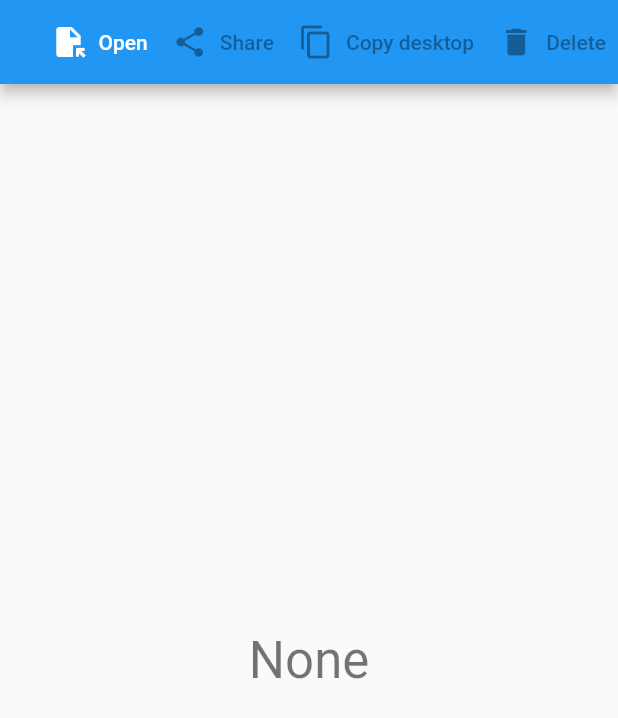
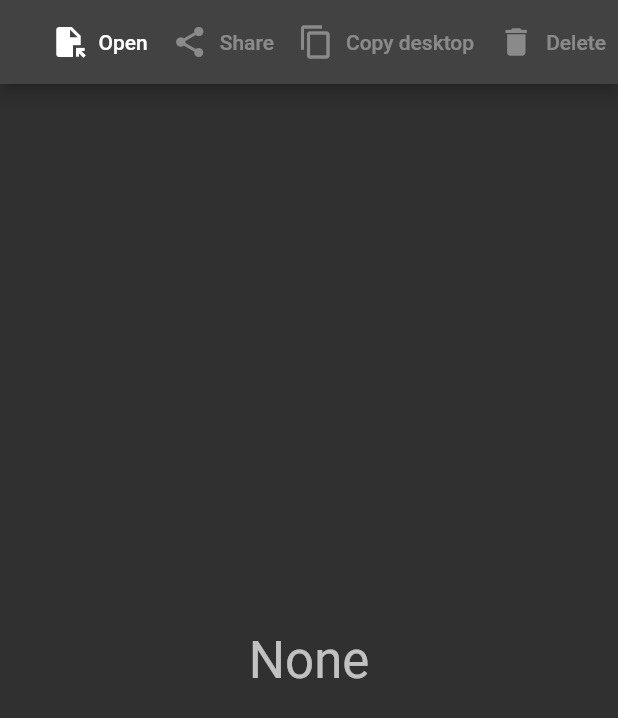
Before and after one commit to ponkotuy/PhotographicViewer, a Flutter app: the screen it shows after launch, on a phone screen of 412 x 824 dp. Shown: the top 718 px of the screen. Run offline on Flutter 3.47's test engine with Material 2 defaults, Android fonts, the light colour scheme and no system bars; our stand-ins replace file_picker, flutter_native_drag_n_drop, share_plus; missing offline and left inert: exif.

Commit message:
Dark theme only

```diff
--- a/lib/main.dart
+++ b/lib/main.dart
@@ -28,8 +28,7 @@ class MyApp extends StatelessWidget {
   Widget build(BuildContext context) {
     return MaterialApp(
       title: 'Photographic Viewer',
-      theme: ThemeData.light(),
-      darkTheme: ThemeData.dark(),
+      theme: ThemeData.dark(),
       home: Main(initFile: initFile),
     );
   }
```
Also changed, not shown: lib/thumbnails.dart (+6 -3 lines).
